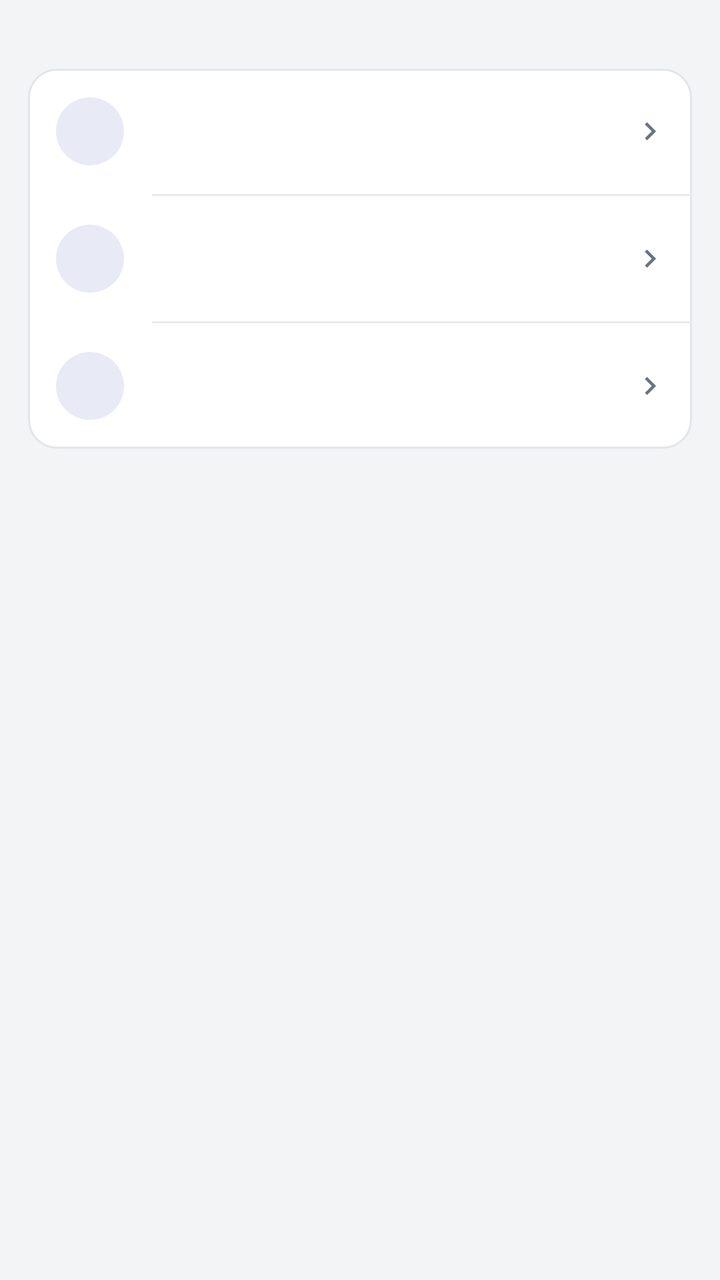
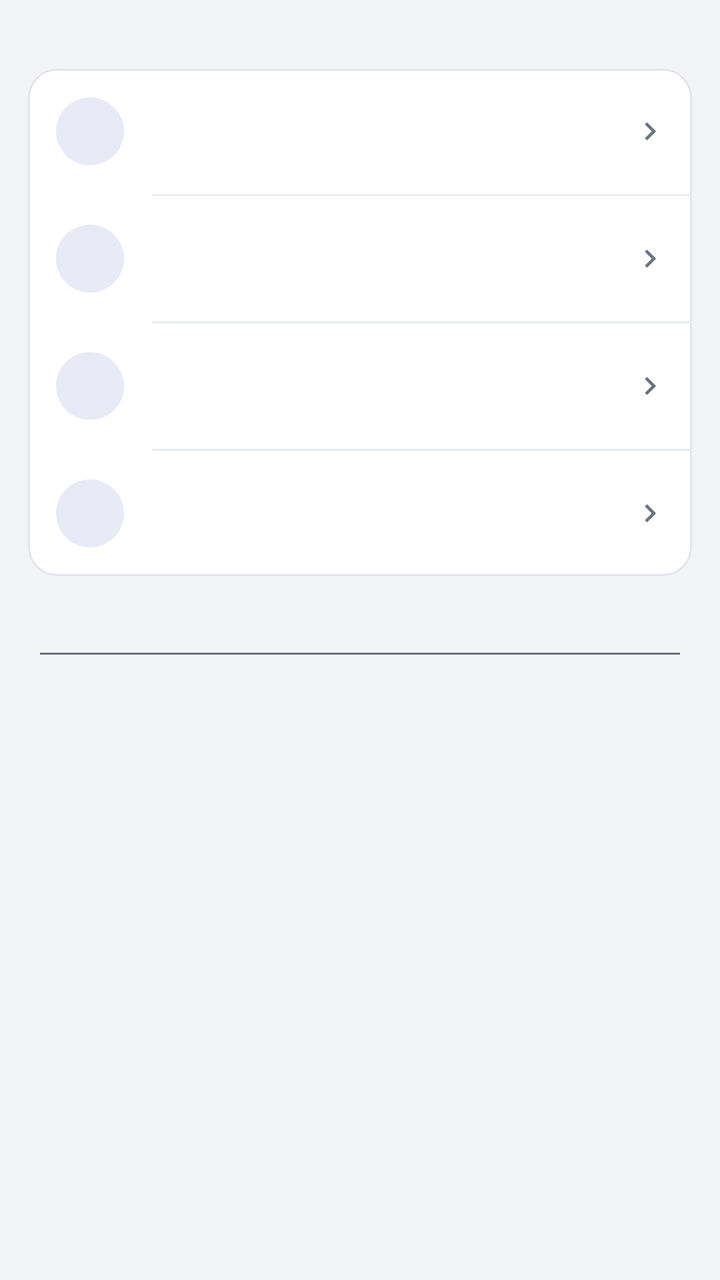

Before-and-after screenshots of an Android layout around one commit, followed by the original layout XML and the change that was made.
<!-- AndroidManifest.xml: activity theme AppTheme -->
<!-- res/layout/activity_maps.xml -->
<?xml version="1.0" encoding="utf-8"?>
<LinearLayout xmlns:android="http://schemas.android.com/apk/res/android"
    android:id="@+id/root"
    android:layout_width="match_parent"
    android:layout_height="match_parent"
    android:orientation="vertical"
    android:background="@color/bg">

    <TextView
        android:id="@+id/maps_head"
        android:layout_width="match_parent"
        android:layout_height="wrap_content"
        android:paddingStart="20dp"
        android:paddingEnd="20dp"
        android:paddingTop="12dp"
        android:paddingBottom="6dp"
        android:lineSpacingExtra="2dp"
        android:textColor="@color/fg_muted"
        android:textSize="12sp" />

    <LinearLayout
        android:id="@+id/maps_actions"
        android:layout_width="match_parent"
        android:layout_height="wrap_content"
        android:orientation="vertical"
        android:background="@drawable/card_bg"
        android:layout_marginStart="14dp"
        android:layout_marginEnd="14dp"
        android:layout_marginBottom="8dp">

        <include
            android:id="@+id/row_maps_import"
            layout="@layout/row_action"
            android:layout_width="match_parent"
            android:layout_height="wrap_content" />

        <View
            android:layout_width="match_parent"
            android:layout_height="1dp"
            android:layout_marginStart="62dp"
            android:background="@color/divider" />

        
        <include
            android:id="@+id/row_maps_from_save"
            layout="@layout/row_action"
            android:layout_width="match_parent"
            android:layout_height="wrap_content" />

        <View
            android:layout_width="match_parent"
            android:layout_height="1dp"
            android:layout_marginStart="62dp"
            android:background="@color/divider" />

        <include
            android:id="@+id/row_maps_export"
            layout="@layout/row_action"
            android:layout_width="match_parent"
            android:layout_height="wrap_content" />
    </LinearLayout>

    
    <TextView
        android:id="@+id/maps_empty"
        android:layout_width="match_parent"
        android:layout_height="wrap_content"
        android:padding="28dp"
        android:gravity="center"
        android:textAlignment="center"
        android:textSize="13sp"
        android:lineSpacingExtra="4dp"
        android:textColor="@color/fg_muted"
        android:visibility="gone" />

    <ListView
        android:id="@+id/maps_list"
        android:layout_width="match_parent"
        android:layout_height="0dp"
        android:layout_weight="1"
        android:divider="@null"
        android:dividerHeight="0dp"
        android:paddingBottom="8dp"
        android:clipToPadding="false" />
</LinearLayout>
<!-- res/layout/row_action.xml (included above) -->
<?xml version="1.0" encoding="utf-8"?>
<LinearLayout xmlns:android="http://schemas.android.com/apk/res/android"
    android:layout_width="match_parent"
    android:layout_height="wrap_content"
    android:orientation="horizontal"
    android:gravity="center_vertical"
    android:background="?android:attr/selectableItemBackground"
    android:clickable="true"
    android:focusable="false"
    android:paddingStart="14dp"
    android:paddingEnd="12dp"
    android:paddingTop="12dp"
    android:paddingBottom="12dp">

    <FrameLayout
        android:layout_width="@dimen/row_icon_box"
        android:layout_height="@dimen/row_icon_box"
        android:background="@drawable/icon_circle">

        <ImageView
            android:id="@+id/act_icon"
            android:layout_width="@dimen/row_icon"
            android:layout_height="@dimen/row_icon"
            android:layout_gravity="center"
            android:tint="@color/accent" />
    </FrameLayout>

    <LinearLayout
        android:layout_width="0dp"
        android:layout_height="wrap_content"
        android:layout_weight="1"
        android:layout_marginStart="14dp"
        android:orientation="vertical">

        <TextView
            android:id="@+id/act_title"
            android:layout_width="match_parent"
            android:layout_height="wrap_content"
            android:singleLine="true"
            android:ellipsize="end"
            android:textSize="15sp"
            android:textColor="@color/fg" />

        <TextView
            android:id="@+id/act_sub"
            android:layout_width="match_parent"
            android:layout_height="wrap_content"
            android:paddingTop="2dp"
            android:textSize="12sp"
            android:textColor="@color/fg_muted" />
    </LinearLayout>

    <ImageView
        android:layout_width="@dimen/row_chevron"
        android:layout_height="@dimen/row_chevron"
        android:layout_marginStart="8dp"
        android:src="@drawable/ic_chevron"
        android:tint="@color/fg_muted" />
</LinearLayout>
<!-- resources referenced by this layout -->
<resources>
  <color name="accent">#FF3F51B5</color>
  <color name="bg">#FFF3F4F6</color>
  <color name="divider">#FFE8EAEE</color>
  <color name="fg">#FF1A1C1E</color>
  <color name="fg_muted">#FF6B7280</color>
  <dimen name="row_chevron">18dp</dimen>
  <dimen name="row_icon">22dp</dimen>
  <dimen name="row_icon_box">34dp</dimen>
  <!-- drawable card_bg (drawable) -->
  <?xml version="1.0" encoding="utf-8"?>
  <shape xmlns:android="http://schemas.android.com/apk/res/android"
      android:shape="rectangle">
      <solid android:color="@color/card" />
      <corners android:radius="14dp" />
      <stroke android:width="1dp" android:color="@color/card_stroke" />
  </shape>
  <!-- drawable ic_chevron (drawable) -->
  <?xml version="1.0" encoding="utf-8"?>
  <vector xmlns:android="http://schemas.android.com/apk/res/android"
      android:width="24dp"
      android:height="24dp"
      android:viewportWidth="24"
      android:viewportHeight="24">
      <path
          android:fillColor="@color/icon_tint"
          android:pathData="M10,6L8.59,7.41 13.17,12l-4.58,4.59L10,18l6,-6z" />
  </vector>
  <!-- drawable icon_circle (drawable) -->
  <?xml version="1.0" encoding="utf-8"?>
  <shape xmlns:android="http://schemas.android.com/apk/res/android"
      android:shape="oval">
      <solid android:color="@color/accent_soft" />
  </shape>
  <style name="AppTheme" parent="android:Theme.Material.Light">
          <item name="android:windowBackground">@color/bg</item>
          <item name="android:textColorPrimary">@color/fg</item>
          <item name="android:textColorSecondary">@color/fg_muted</item>
          <item name="android:colorAccent">@color/accent</item>
  
          
          <item name="android:colorPrimary">@color/appbar</item>
          <item name="android:colorPrimaryDark">@color/statusbar</item>
          <item name="android:statusBarColor">@color/statusbar</item>
          <item name="android:windowLightStatusBar">false</item>
          <item name="android:actionBarStyle">@style/AppBarStyle</item>
  
          
          <item name="android:alertDialogTheme">@style/AppDialogTheme</item>
      </style>
  <color name="card">#FFFFFFFF</color>
  <color name="card_stroke">#FFE3E5EA</color>
  <color name="icon_tint">#FF5F6368</color>
  <color name="accent_soft">#FFE8EAF6</color>
  <color name="appbar">#FF3F51B5</color>
  <color name="statusbar">#FF303F9F</color>
  <style name="AppBarStyle" parent="android:Widget.Material.ActionBar.Solid">
          <item name="android:background">@color/appbar</item>
          
          <item name="android:elevation">0dp</item>
          
          <item name="android:contentInsetStart">16dp</item>
          <item name="android:titleTextStyle">@style/AppBarTitle</item>
      </style>
  <style name="AppDialogTheme" parent="android:Theme.Material.Light.Dialog.Alert">
          <item name="android:windowBackground">@drawable/dlg_bg</item>
          <item name="android:colorAccent">@color/accent</item>
          <item name="android:textColorPrimary">@color/fg</item>
          <item name="android:textColorSecondary">@color/fg_muted</item>
          <item name="android:colorControlNormal">@color/fg_muted</item>
      </style>
  <style name="AppBarTitle" parent="android:TextAppearance.Material.Widget.ActionBar.Title">
          <item name="android:textColor">@color/on_appbar</item>
          <item name="android:textSize">20sp</item>
          <item name="android:fontFamily">sans-serif-medium</item>
      </style>
  <!-- drawable dlg_bg (drawable) -->
  <?xml version="1.0" encoding="utf-8"?>
  <inset xmlns:android="http://schemas.android.com/apk/res/android"
      android:inset="16dp">
      <shape android:shape="rectangle">
          <solid android:color="@color/card" />
          <corners android:radius="14dp" />
          <stroke android:width="1dp" android:color="@color/card_stroke" />
      </shape>
  </inset>
  <color name="on_appbar">#FFFFFFFF</color>
</resources>

<!-- the commit's change to res/layout/activity_maps.xml (unified diff, before → after) -->
@@ -58,7 +58,47 @@
             layout="@layout/row_action"
             android:layout_width="match_parent"
             android:layout_height="wrap_content" />
+
+        <View
+            android:layout_width="match_parent"
+            android:layout_height="1dp"
+            android:layout_marginStart="62dp"
+            android:background="@color/divider" />
+
+        
+        <include
+            android:id="@+id/row_maps_filter"
+            layout="@layout/row_action"
+            android:layout_width="match_parent"
+            android:layout_height="wrap_content" />
     </LinearLayout>
+
+    
+    <EditText
+        android:id="@+id/maps_search"
+        android:layout_width="match_parent"
+        android:layout_height="wrap_content"
+        android:layout_marginStart="@dimen/page_pad"
+        android:layout_marginEnd="@dimen/page_pad"
+        android:layout_marginTop="2dp"
+        android:inputType="text"
+        android:maxLength="60"
+        android:singleLine="true"
+        android:textColor="@color/fg"
+        android:textColorHint="@color/fg_muted"
+        android:textSize="15sp" />
+
+    
+    <TextView
+        android:id="@+id/maps_filtered"
+        android:layout_width="match_parent"
+        android:layout_height="wrap_content"
+        android:paddingStart="@dimen/page_pad"
+        android:paddingEnd="@dimen/page_pad"
+        android:paddingTop="6dp"
+        android:textColor="@color/fg_muted"
+        android:textSize="12sp"
+        android:visibility="gone" />
 
     
     <TextView
<!-- resource entries referenced after the edit -->
@@ -5,6 +5,7 @@
   <color name="divider">#FFE8EAEE</color>
   <color name="fg">#FF1A1C1E</color>
   <color name="fg_muted">#FF6B7280</color>
+  <dimen name="page_pad">16dp</dimen>
   <dimen name="row_chevron">18dp</dimen>
   <dimen name="row_icon">22dp</dimen>
   <dimen name="row_icon_box">34dp</dimen>
